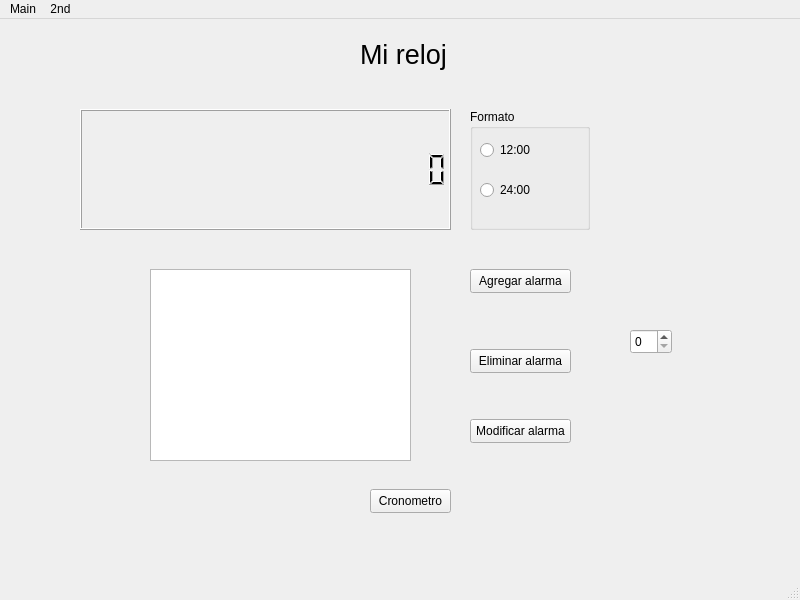
Before: the Qt Designer form untitled/mainwindow.ui in Dan1elMon/Tif-TO, drawn with Qt 5.
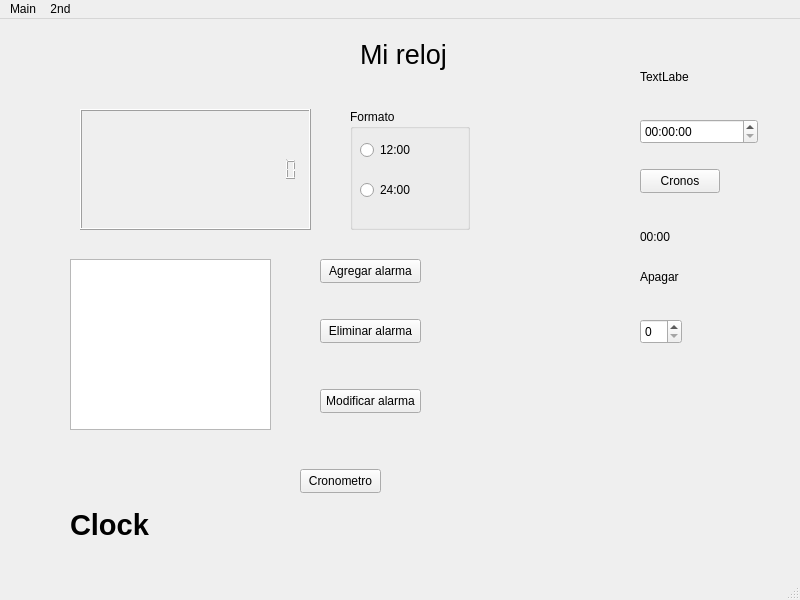
After: the same form once the commit is applied.

```diff
--- a/untitled/mainwindow.ui
+++ b/untitled/mainwindow.ui
@@ -17,8 +17,8 @@
    <widget class="QPushButton" name="agregarAlarma">
     <property name="geometry">
      <rect>
-      <x>470</x>
-      <y>250</y>
+      <x>320</x>
+      <y>240</y>
       <width>101</width>
       <height>24</height>
      </rect>
@@ -51,7 +51,7 @@
    <widget class="QGroupBox" name="groupBox">
     <property name="geometry">
      <rect>
-      <x>470</x>
+      <x>350</x>
       <y>90</y>
       <width>120</width>
       <height>121</height>
@@ -90,18 +90,18 @@
    <widget class="QListView" name="listaAlarmas">
     <property name="geometry">
      <rect>
-      <x>150</x>
-      <y>250</y>
-      <width>261</width>
-      <height>192</height>
+      <x>70</x>
+      <y>240</y>
+      <width>201</width>
+      <height>171</height>
      </rect>
     </property>
    </widget>
    <widget class="QPushButton" name="modificarAlarma">
     <property name="geometry">
      <rect>
-      <x>470</x>
-      <y>400</y>
+      <x>320</x>
+      <y>370</y>
       <width>101</width>
       <height>24</height>
      </rect>
@@ -113,8 +113,8 @@
    <widget class="QPushButton" name="eliminarAlarma">
     <property name="geometry">
      <rect>
-      <x>470</x>
-      <y>330</y>
+      <x>320</x>
+      <y>300</y>
       <width>101</width>
       <height>24</height>
      </rect>
@@ -126,8 +126,8 @@
    <widget class="QPushButton" name="cronometro">
     <property name="geometry">
      <rect>
-      <x>370</x>
-      <y>470</y>
+      <x>300</x>
+      <y>450</y>
       <width>81</width>
       <height>24</height>
      </rect>
@@ -139,8 +139,8 @@
    <widget class="QSpinBox" name="spinBox">
     <property name="geometry">
      <rect>
-      <x>630</x>
-      <y>310</y>
+      <x>640</x>
+      <y>300</y>
       <width>42</width>
       <height>25</height>
      </rect>
@@ -151,7 +151,7 @@
      <rect>
       <x>80</x>
       <y>90</y>
-      <width>371</width>
+      <width>231</width>
       <height>121</height>
      </rect>
     </property>
@@ -159,6 +159,88 @@
      <number>20</number>
     </property>
    </widget>
+   <widget class="QLabel" name="Digital_clock">
+    <property name="geometry">
+     <rect>
+      <x>70</x>
+      <y>460</y>
+      <width>131</width>
+      <height>91</height>
+     </rect>
+    </property>
+    <property name="font">
+     <font>
+      <family>MS Sans Serif</family>
+      <pointsize>22</pointsize>
+      <bold>true</bold>
+     </font>
+    </property>
+    <property name="text">
+     <string>Clock</string>
+    </property>
+   </widget>
+   <widget class="QLabel" name="clockLabel">
+    <property name="geometry">
+     <rect>
+      <x>640</x>
+      <y>50</y>
+      <width>49</width>
+      <height>16</height>
+     </rect>
+    </property>
+    <property name="text">
+     <string>TextLabel</string>
+    </property>
+   </widget>
+   <widget class="QTimeEdit" name="alarmTimeEdit">
+    <property name="geometry">
+     <rect>
+      <x>640</x>
+      <y>100</y>
+      <width>118</width>
+      <height>25</height>
+     </rect>
+    </property>
+   </widget>
+   <widget class="QPushButton" name="startStopwatchButton">
+    <property name="geometry">
+     <rect>
+      <x>640</x>
+      <y>150</y>
+      <width>80</width>
+      <height>24</height>
+     </rect>
+    </property>
+    <property name="text">
+     <string>Cronos</string>
+    </property>
+   </widget>
+   <widget class="QLabel" name="stopwatchLabel">
+    <property name="geometry">
+     <rect>
+      <x>640</x>
+      <y>210</y>
+      <width>49</width>
+      <height>16</height>
+     </rect>
+    </property>
+    <property name="text">
+     <string>00:00</string>
+    </property>
+   </widget>
+   <widget class="QLabel" name="alarmMessageLabel">
+    <property name="geometry">
+     <rect>
+      <x>640</x>
+      <y>250</y>
+      <width>49</width>
+      <height>16</height>
+     </rect>
+    </property>
+    <property name="text">
+     <string>Apagar</string>
+    </property>
+   </widget>
   </widget>
   <widget class="QMenuBar" name="menubar">
    <property name="geometry">
```
